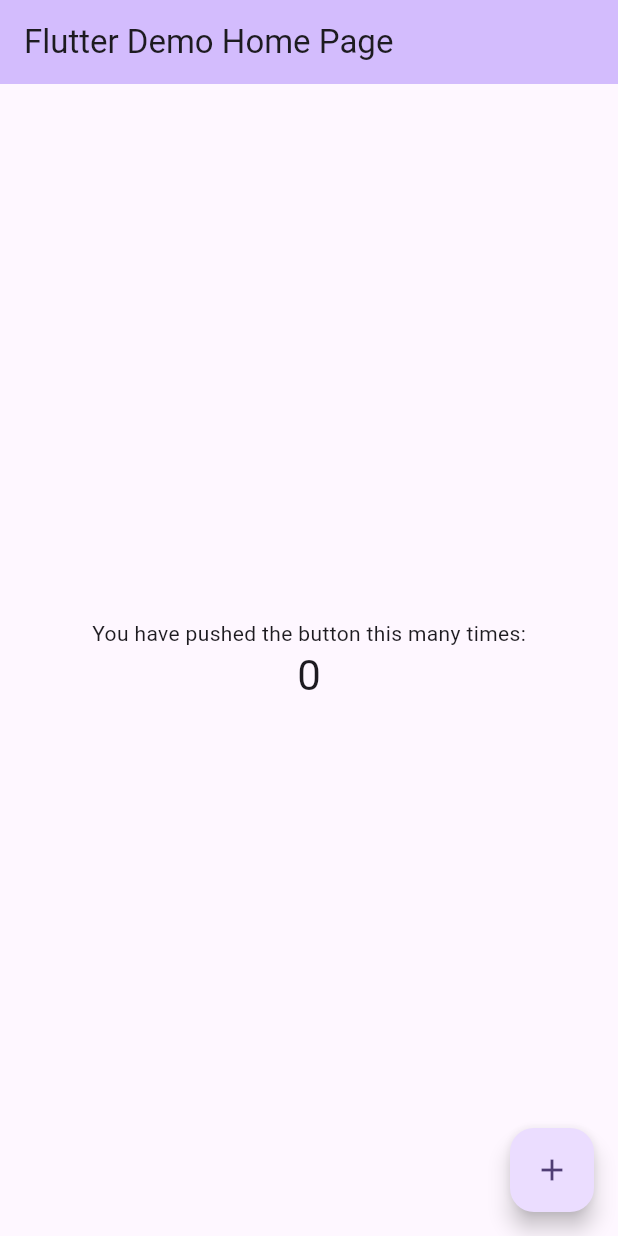
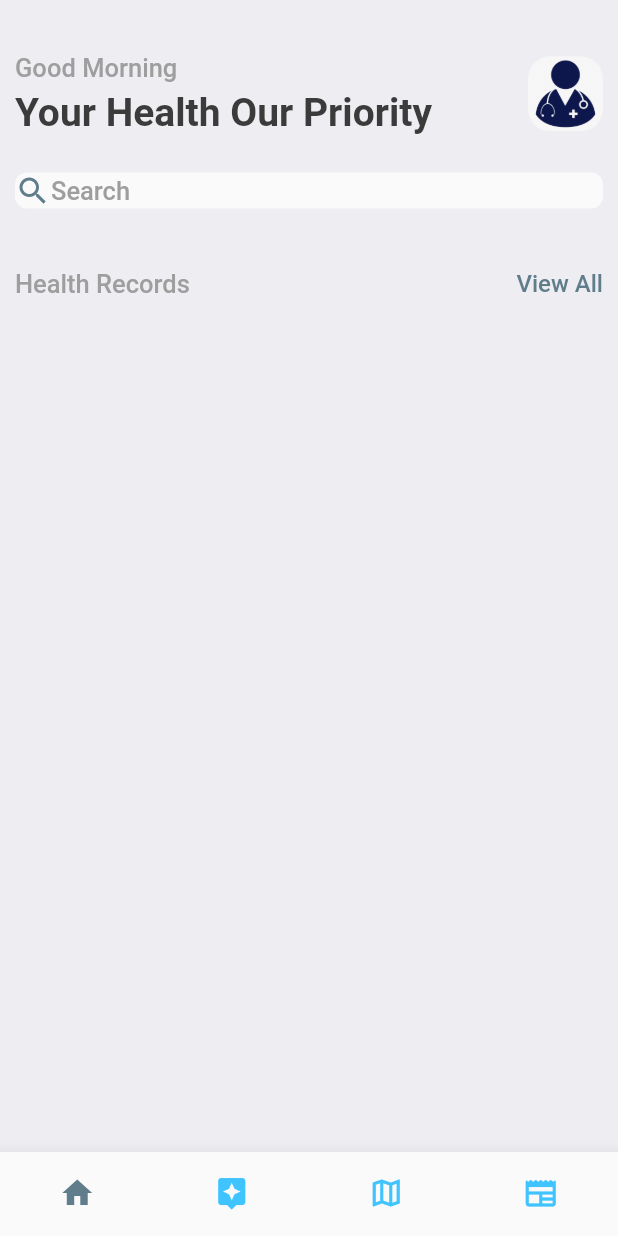
Before and after one commit to nnam-droid12/notchAI-frontend, a Flutter app: the screen it shows after launch, on a phone screen of 412 x 824 dp. Run offline on Flutter 3.47's test engine with Material 2 defaults, Android fonts, the phone set to English and light mode, and no system bars; our stand-ins replace flutter_svg, gap, google_fonts.

Commit message:
merge frontend code

```diff
--- a/lib/main.dart
+++ b/lib/main.dart
@@ -1,4 +1,7 @@
 import 'package:flutter/material.dart';
+import 'package:notchai_frontend/screens/bottom_navigation.dart';
+import 'package:notchai_frontend/screens/signin.dart';
+import 'package:notchai_frontend/utils/app_styles.dart';
 
 void main() {
   runApp(const MyApp());
@@ -6,120 +9,16 @@ void main() {
 
 class MyApp extends StatelessWidget {
   const MyApp({super.key});
-// #5DA5DA
-  // This widget is the root of your application.
+
   @override
   Widget build(BuildContext context) {
     return MaterialApp(
-      title: 'Flutter Demo',
+      debugShowCheckedModeBanner: false,
+      title: 'NotchAI',
       theme: ThemeData(
-        // This is the theme of your application.
-        //
-        // TRY THIS: Try running your application with "flutter run". You'll see
-        // the application has a blue toolbar. Then, without quitting the app,
-        // try changing the seedColor in the colorScheme below to Colors.green
-        // and then invoke "hot reload" (save your changes or press the "hot
-        // reload" button in a Flutter-supported IDE, or press "r" if you used
-        // the command line to start the app).
-        //
-        // Notice that the counter didn't reset back to zero; the application
-        // state is not lost during the reload. To reset the state, use hot
-        // restart instead.
-        //
-        // This works for code too, not just values: Most code changes can be
-        // tested with just a hot reload.
-        colorScheme: ColorScheme.fromSeed(seedColor: Colors.deepPurple),
-        useMaterial3: true,
+        primaryColor: primary,
       ),
-      home: const MyHomePage(title: 'Flutter Demo Home Page'),
+      home: const BottomNavBar(),
     );
   }
 }
-
-class MyHomePage extends StatefulWidget {
-  const MyHomePage({super.key, required this.title});
-
-  // This widget is the home page of your application. It is stateful, meaning
-  // that it has a State object (defined below) that contains fields that affect
-  // how it looks.
-
-  // This class is the configuration for the state. It holds the values (in this
-  // case the title) provided by the parent (in this case the App widget) and
-  // used by the build method of the State. Fields in a Widget subclass are
-  // always marked "final".
-
-  final String title;
-
-  @override
-  State<MyHomePage> createState() => _MyHomePageState();
-}
-
-class _MyHomePageState extends State<MyHomePage> {
-  int _counter = 0;
-
-  void _incrementCounter() {
-    setState(() {
-      // This call to setState tells the Flutter framework that something has
-      // changed in this State, which causes it to rerun the build method below
-      // so that the display can reflect the updated values. If we changed
-      // _counter without calling setState(), then the build method would not be
-      // called again, and so nothing would appear to happen.
-      _counter++;
-    });
-  }
-
-  @override
-  Widget build(BuildContext context) {
-    // This method is rerun every time setState is called, for instance as done
-    // by the _incrementCounter method above.
-    //
-    // The Flutter framework has been optimized to make rerunning build methods
-    // fast, so that you can just rebuild anything that needs updating rather
-    // than having to individually change instances of widgets.
-    return Scaffold(
-      appBar: AppBar(
-        // TRY THIS: Try changing the color here to a specific color (to
-        // Colors.amber, perhaps?) and trigger a hot reload to see the AppBar
-        // change color while the other colors stay the same.
-        backgroundColor: Theme.of(context).colorScheme.inversePrimary,
-        // Here we take the value from the MyHomePage object that was created by
-        // the App.build method, and use it to set our appbar title.
-        title: Text(widget.title),
-      ),
-      body: Center(
-        // Center is a layout widget. It takes a single child and positions it
-        // in the middle of the parent.
-        child: Column(
-          // Column is also a layout widget. It takes a list of children and
-          // arranges them vertically. By default, it sizes itself to fit its
-          // children horizontally, and tries to be as tall as its parent.
-          //
-          // Column has various properties to control how it sizes itself and
-          // how it positions its children. Here we use mainAxisAlignment to
-          // center the children vertically; the main axis here is the vertical
-          // axis because Columns are vertical (the cross axis would be
-          // horizontal).
-          //
-          // TRY THIS: Invoke "debug painting" (choose the "Toggle Debug Paint"
-          // action in the IDE, or press "p" in the console), to see the
-          // wireframe for each widget.
-          mainAxisAlignment: MainAxisAlignment.center,
-          children: <Widget>[
-            const Text(
-              'You have pushed the button this many times:',
-            ),
-            Text(
-              '$_counter',
-              style: Theme.of(context).textTheme.headlineMedium,
-            ),
-          ],
-        ),
-      ),
-      floatingActionButton: FloatingActionButton(
-        onPressed: _incrementCounter,
-        tooltip: 'Increment',
-        child: const Icon(Icons.add),
-      ), // This trailing comma makes auto-formatting nicer for build methods.
-    );
-  }
-}
--- /dev/null
+++ b/lib/screens/bottom_navigation.dart
@@ -0,0 +1,59 @@
+import 'package:flutter/material.dart';
+import 'package:notchai_frontend/screens/home_screen.dart';
+
+class BottomNavBar extends StatefulWidget {
+  const BottomNavBar({super.key});
+
+  @override
+  State<BottomNavBar> createState() => _BottomNavBarState();
+}
+
+class _BottomNavBarState extends State<BottomNavBar> {
+  int currentpageIndex = 0;
+  final List<Widget> _widgetScreen = <Widget>[
+    const HomeScreen(),
+    const Text("AI Doctor"),
+    const Text("Book"),
+    const Text("News")
+  ];
+
+  void initTapIcon(int index) {
+    setState(() {
+      currentpageIndex = index;
+    });
+  }
+
+  @override
+  Widget build(BuildContext context) {
+    return Scaffold(
+      body: _widgetScreen[currentpageIndex],
+      bottomNavigationBar: BottomNavigationBar(
+          elevation: 10,
+          onTap: initTapIcon,
+          currentIndex: currentpageIndex,
+          showUnselectedLabels: false,
+          showSelectedLabels: false,
+          type: BottomNavigationBarType.fixed,
+          selectedItemColor: Colors.blueGrey,
+          unselectedItemColor: Colors.lightBlueAccent,
+          items: const [
+            BottomNavigationBarItem(
+                icon: Icon(Icons.home),
+                label: "home",
+                activeIcon: Icon(Icons.home)),
+            BottomNavigationBarItem(
+                icon: Icon(Icons.assistant),
+                label: "AI Doctor",
+                activeIcon: Icon(Icons.assistant)),
+            BottomNavigationBarItem(
+                icon: Icon(Icons.map_outlined),
+                label: "Book",
+                activeIcon: Icon(Icons.map_outlined)),
+            BottomNavigationBarItem(
+                icon: Icon(Icons.newspaper_rounded),
+                label: "News",
+                activeIcon: Icon(Icons.newspaper_rounded))
+          ]),
+    );
+  }
+}
--- /dev/null
+++ b/lib/screens/home_screen.dart
@@ -0,0 +1,89 @@
+import 'package:flutter/material.dart';
+import 'package:gap/gap.dart';
+import 'package:notchai_frontend/utils/app_styles.dart';
+
+class HomeScreen extends StatelessWidget {
+  const HomeScreen({super.key});
+
+  @override
+  Widget build(BuildContext context) {
+    return Scaffold(
+        backgroundColor: Styles.bgColor,
+        body: ListView(children: [
+          Container(
+            padding: const EdgeInsets.symmetric(horizontal: 10),
+            child: Column(
+              children: [
+                const Gap(35),
+                Row(
+                    mainAxisAlignment: MainAxisAlignment.spaceBetween,
+                    children: [
+                      Column(
+                        crossAxisAlignment: CrossAxisAlignment.start,
+                        children: [
+                          Text(
+                            "Good Morning",
+                            style: Styles.headlineStyle3,
+                          ),
+                          const Gap(5),
+                          Text(
+                            "Your Health Our Priority",
+                            style: Styles.headlineStyle1,
+                          ),
+                        ],
+                      ),
+                      Container(
+                        height: 50,
+                        width: 50,
+                        decoration: BoxDecoration(
+                            borderRadius: BorderRadius.circular(15),
+                            image: const DecorationImage(
+                                fit: BoxFit.cover,
+                                image: AssetImage("assets/images/doc1.png"))),
+                      )
+                    ]),
+                const Gap(25),
+                Container(
+                  decoration: BoxDecoration(
+                      borderRadius: BorderRadius.circular(8),
+                      color: Colors.white70),
+                  child: Row(
+                    children: [
+                      const Icon(
+                        Icons.search,
+                        color: Colors.blueGrey,
+                      ),
+                      Text(
+                        "Search",
+                        style: Styles.headlineStyle3,
+                      )
+                    ],
+                  ),
+                ),
+                const Gap(40),
+                Row(
+                  mainAxisAlignment: MainAxisAlignment.spaceBetween,
+                  children: [
+                    Text(
+                      "Health Records",
+                      style: Styles.headlineStyle3,
+                    ),
+                    InkWell(
+                      onTap: () {
+                        print("you tap view all");
+                      },
+                      child: Text(
+                        "View All",
+                        style:
+                            Styles.textStyle.copyWith(color: Colors.blueGrey),
+                      ),
+                    )
+                  ],
+                ),
+              ],
+            ),
+          ),
+          const Gap(20),
+        ]));
+  }
+}
--- /dev/null
+++ b/lib/screens/user.dart
@@ -0,0 +1,5 @@
+class User {
+  String email;
+  String password;
+  User(this.email, this.password);
+}
--- /dev/null
+++ b/lib/utils/app_styles.dart
@@ -0,0 +1,20 @@
+import 'package:flutter/material.dart';
+
+Color primary = const Color(0xFF687daf);
+
+class Styles {
+  static Color primaryColor = primary;
+  static Color textColor = const Color(0xFF3b3b3b);
+  static Color bgColor = const Color(0xFFeeedf2);
+  static Color orangeColor = const Color(0xFF526799);
+  static TextStyle textStyle =
+      TextStyle(fontSize: 16, color: textColor, fontWeight: FontWeight.w500);
+  static TextStyle headlineStyle1 =
+      TextStyle(fontSize: 26, color: textColor, fontWeight: FontWeight.bold);
+  static TextStyle headlineStyle2 =
+      TextStyle(fontSize: 21, color: textColor, fontWeight: FontWeight.bold);
+  static TextStyle headlineStyle3 = TextStyle(
+      fontSize: 17, color: Colors.grey.shade500, fontWeight: FontWeight.w500);
+  static TextStyle headlineStyle4 = TextStyle(
+      fontSize: 14, color: Colors.grey.shade500, fontWeight: FontWeight.bold);
+}
--- a/pubspec.yaml
+++ b/pubspec.yaml
@@ -33,6 +33,7 @@ dependencies:
   google_fonts: ^5.1.0
   http: ^1.1.0
   flutter_svg: ^2.0.7
+  gap: ^3.0.1
 
 
   # The following adds the Cupertino Icons font to your application.
@@ -62,9 +63,8 @@ flutter:
   uses-material-design: true
 
   # To add assets to your application, add an assets section, like this:
-  # assets:
-  #   - images/a_dot_burr.jpeg
-  #   - images/a_dot_ham.jpeg
+  assets:
+    - assets/images/
 
   # An image asset can refer to one or more resolution-specific "variants", see
   # https://flutter.dev/assets-and-images/#resolution-aware
```
Also changed, not shown: lib/screens/signin.dart (added, +198 -0 lines), lib/screens/signup.dart (added, +193 -0 lines), assets/images/doc1.png (added), assets/images/top.svg (added), pubspec.lock.
